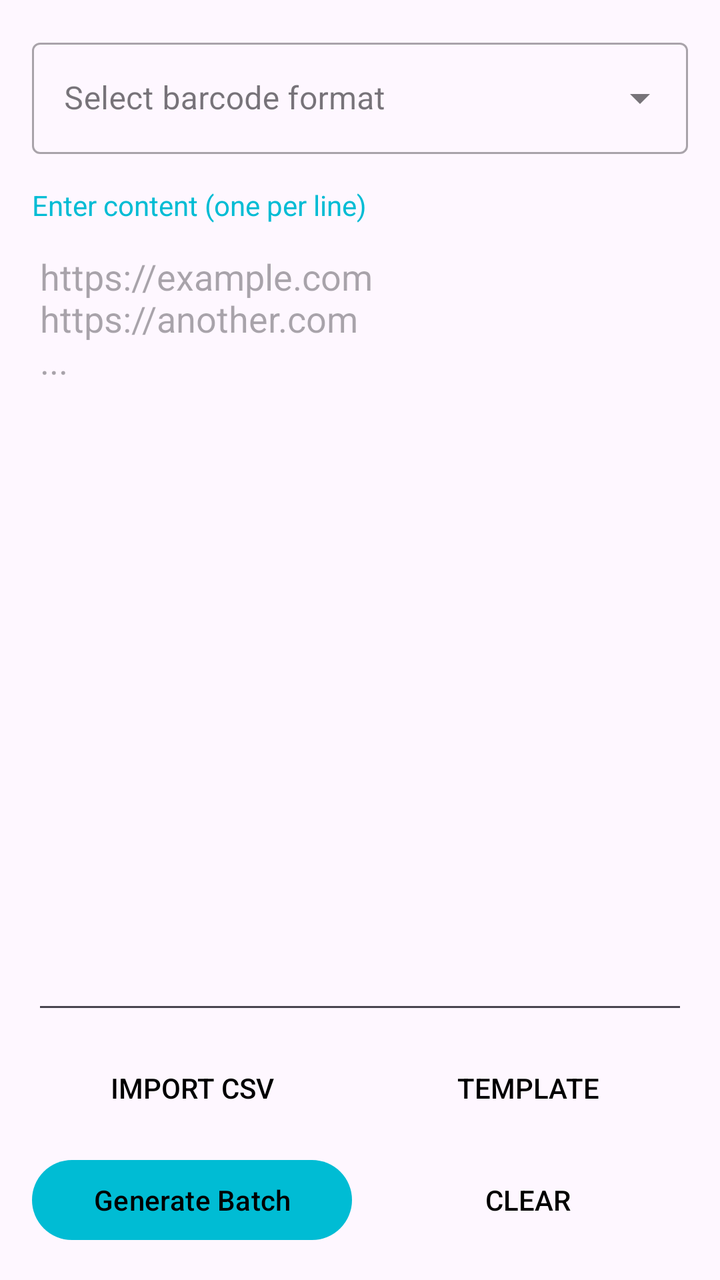
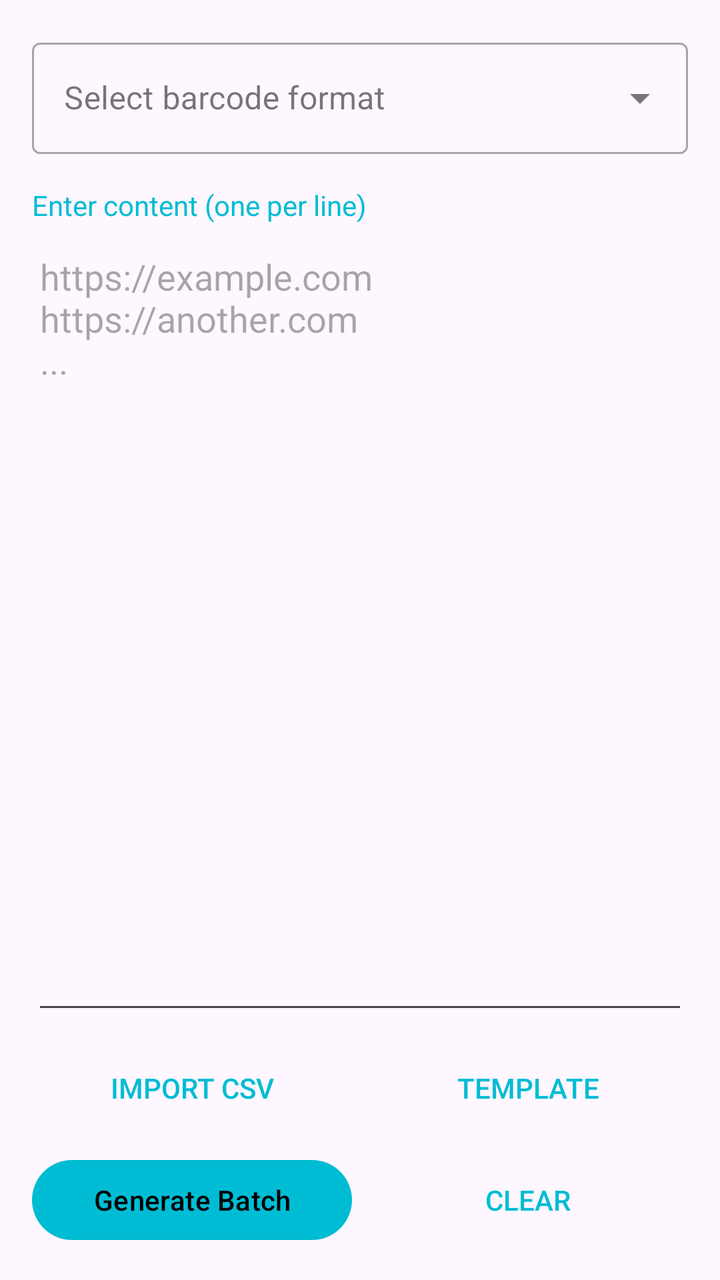

The first picture is an Android layout as it rendered before a commit; the second is the same layout after the commit. The layout source and the unified diff follow.
<!-- AndroidManifest.xml: application theme Theme.QRCodeSimple -->
<!-- res/layout/activity_batch_generate.xml -->
<?xml version="1.0" encoding="utf-8"?>
<LinearLayout xmlns:android="http://schemas.android.com/apk/res/android"
    xmlns:app="http://schemas.android.com/apk/res-auto"
    android:layout_width="match_parent"
    android:layout_height="match_parent"
    android:orientation="vertical"
    android:padding="16dp">

    <com.google.android.material.textfield.TextInputLayout
        android:layout_width="match_parent"
        android:layout_height="wrap_content"
        android:hint="@string/select_barcode_format"
        style="@style/Widget.MaterialComponents.TextInputLayout.OutlinedBox.ExposedDropdownMenu"
        android:layout_marginBottom="16dp">

        <AutoCompleteTextView
            android:id="@+id/spinnerFormat"
            android:layout_width="match_parent"
            android:layout_height="wrap_content"
            android:inputType="text|textNoSuggestions" />

    </com.google.android.material.textfield.TextInputLayout>

    <TextView
        android:layout_width="match_parent"
        android:layout_height="wrap_content"
        android:text="@string/enter_content_hint"
        android:textSize="14sp"
        android:textColor="?attr/colorPrimary"
        android:layout_marginBottom="4dp" />

    <LinearLayout
        android:layout_width="match_parent"
        android:layout_height="0dp"
        android:layout_weight="1"
        style="@style/Widget.MaterialComponents.TextInputLayout.OutlinedBox">

        <EditText
            android:id="@+id/etContent"
            android:layout_width="match_parent"
            android:layout_height="match_parent"
            android:gravity="top"
            android:hint="@string/batch_input_hint"
            android:inputType="textMultiLine" />

    </LinearLayout>

    <LinearLayout
        android:layout_width="match_parent"
        android:layout_height="wrap_content"
        android:orientation="horizontal"
        android:layout_marginTop="8dp">

        <Button
            android:id="@+id/btnImportCsv"
            android:layout_width="0dp"
            android:layout_height="wrap_content"
            android:layout_weight="1"
            android:text="@string/import_csv"
            android:layout_marginEnd="4dp"
            style="?android:attr/borderlessButtonStyle" />

        <Button
            android:id="@+id/btnDownloadTemplate"
            android:layout_width="0dp"
            android:layout_height="wrap_content"
            android:layout_weight="1"
            android:text="@string/template"
            android:layout_marginStart="4dp"
            style="?android:attr/borderlessButtonStyle" />

    </LinearLayout>

    <LinearLayout
        android:layout_width="match_parent"
        android:layout_height="wrap_content"
        android:orientation="horizontal"
        android:layout_marginTop="8dp">

        <Button
            android:id="@+id/btnGenerate"
            android:layout_width="0dp"
            android:layout_height="wrap_content"
            android:layout_weight="1"
            android:text="@string/generate_batch"
            android:layout_marginEnd="4dp" />

        <Button
            android:id="@+id/btnClear"
            android:layout_width="0dp"
            android:layout_height="wrap_content"
            android:layout_weight="1"
            android:text="@string/clear"
            android:layout_marginStart="4dp"
            style="?android:attr/borderlessButtonStyle" />

    </LinearLayout>

    <ProgressBar
        android:id="@+id/progressBar"
        android:layout_width="match_parent"
        android:layout_height="wrap_content"
        android:layout_marginTop="8dp"
        android:visibility="gone"
        style="?android:attr/progressBarStyleHorizontal" />

</LinearLayout>
<!-- resources referenced by this layout -->
<resources>
  <string name="batch_input_hint">https://example.com\nhttps://another.com\n...</string>
  <string name="clear">Clear</string>
  <string name="enter_content_hint">Enter content (one per line)</string>
  <string name="generate_batch">Generate Batch</string>
  <string name="import_csv">Import CSV</string>
  <string name="select_barcode_format">Select barcode format</string>
  <string name="template">Template</string>
  <style name="Theme.QRCodeSimple" parent="Theme.Material3.DayNight.NoActionBar">
          <item name="colorPrimary">@color/cyan_500</item>
          <item name="colorPrimaryVariant">@color/cyan_700</item>
          <item name="colorOnPrimary">@color/black</item>
          <item name="colorSecondary">@color/teal_200</item>
          <item name="colorSecondaryVariant">@color/teal_700</item>
          <item name="colorOnSecondary">@color/black</item>
          <item name="android:statusBarColor">?attr/colorPrimaryVariant</item>
      </style>
  <color name="cyan_500">#FF00BCD4</color>
  <color name="cyan_700">#FF0097A7</color>
  <color name="black">#FF000000</color>
  <color name="teal_200">#FF03DAC5</color>
  <color name="teal_700">#FF018786</color>
</resources>

<!-- the commit's change to res/layout/activity_batch_generate.xml (unified diff, before → after) -->
@@ -58,6 +58,8 @@
             android:layout_weight="1"
             android:text="@string/import_csv"
             android:layout_marginEnd="4dp"
+            android:textColor="?attr/colorPrimary"
+
             style="?android:attr/borderlessButtonStyle" />
 
         <Button
@@ -67,6 +69,8 @@
             android:layout_weight="1"
             android:text="@string/template"
             android:layout_marginStart="4dp"
+            android:textColor="?attr/colorPrimary"
+
             style="?android:attr/borderlessButtonStyle" />
 
     </LinearLayout>
@@ -92,6 +96,8 @@
             android:layout_weight="1"
             android:text="@string/clear"
             android:layout_marginStart="4dp"
+            android:textColor="?attr/colorPrimary"
+
             style="?android:attr/borderlessButtonStyle" />
 
     </LinearLayout>
